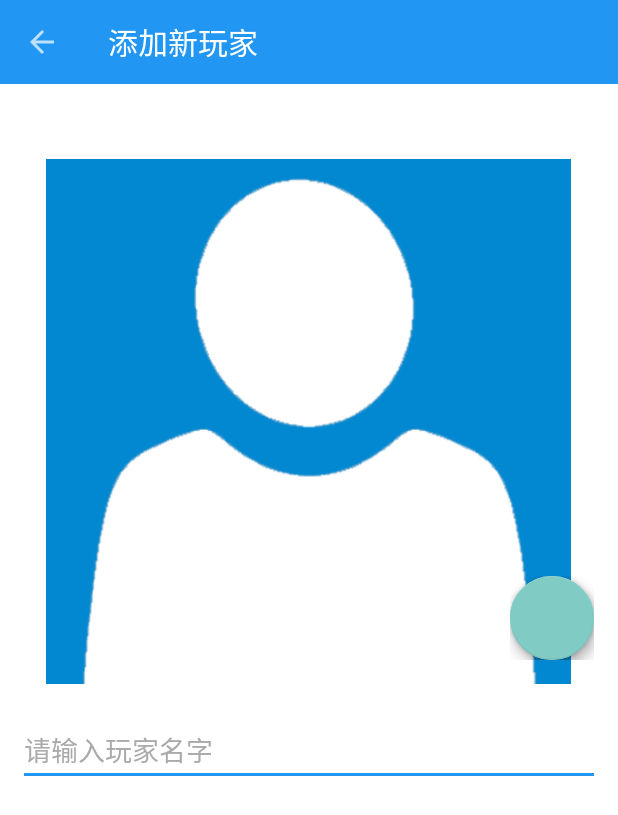
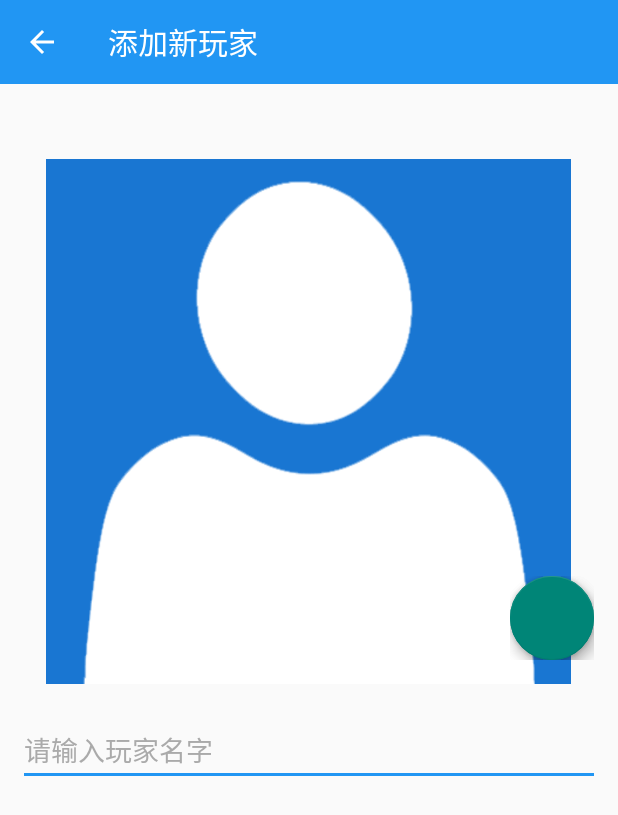
Before and after one commit to HazelChen/GameOfKillers, an Android app: the AddPlayerActivity screen opened directly, with no data from a screen before it, on a phone screen of 412 x 824 dp. Shown: the top 815 px of the screen. Run offline under Robolectric (Android 15) with nearby library versions, the phone set to English and light mode, and no system bars; libraries missing offline, so code that uses them is left out: com.umeng.analytics; plain views replace FloatingActionButton, FloatingActionsMenu; 1 statement that could not run was skipped.

Commit message:
Add back to game result button and some other adaption.

```diff
--- a/Game of Killers/src/main/res/layout/activity_add_player.xml
+++ b/Game of Killers/src/main/res/layout/activity_add_player.xml
@@ -11,7 +11,8 @@
             android:layout_width="match_parent"
             android:minHeight="?attr/actionBarSize"
             android:background="@color/theme"
-            android:title="@string/title_activity_add_player" />
+            android:title="@string/title_activity_add_player"
+            android:theme="@style/ThemeOverlay.AppCompat.Dark.ActionBar"/>
 
     <ScrollView
             android:layout_width="match_parent"
--- a/Game of Killers/src/main/res/layout/activity_back_to_judge.xml
+++ b/Game of Killers/src/main/res/layout/activity_back_to_judge.xml
@@ -11,7 +11,8 @@
             android:layout_width="match_parent"
             android:minHeight="?attr/actionBarSize"
             android:background="@color/theme"
-            android:title="@string/title_activity_back_to_judge"/>
+            android:title="@string/title_activity_back_to_judge"
+            android:theme="@style/ThemeOverlay.AppCompat.Dark.ActionBar"/>
 
     <ScrollView
             android:layout_width="match_parent"
--- a/Game of Killers/src/main/res/layout/activity_feedback.xml
+++ b/Game of Killers/src/main/res/layout/activity_feedback.xml
@@ -11,8 +11,8 @@
             android:layout_height="wrap_content"
             android:layout_width="match_parent"
             android:minHeight="?attr/actionBarSize"
-            android:background="@color/theme">
-    </android.support.v7.widget.Toolbar>
+            android:background="@color/theme"
+            android:theme="@style/ThemeOverlay.AppCompat.Dark.ActionBar" />
 
     <RelativeLayout
             android:layout_width="match_parent"
--- a/Game of Killers/src/main/res/layout/activity_game_main.xml
+++ b/Game of Killers/src/main/res/layout/activity_game_main.xml
@@ -13,7 +13,8 @@
                 android:layout_width="match_parent"
                 android:minHeight="?attr/actionBarSize"
                 android:background="@color/theme"
-                android:title="@string/title_activity_game_main"/>
+                android:title="@string/title_activity_game_main"
+                android:theme="@style/ThemeOverlay.AppCompat.Dark.ActionBar"/>
 
 
         <LinearLayout android:layout_width="match_parent"
--- a/Game of Killers/src/main/res/layout/activity_game_setting.xml
+++ b/Game of Killers/src/main/res/layout/activity_game_setting.xml
@@ -11,7 +11,8 @@
             android:layout_width="match_parent"
             android:minHeight="?attr/actionBarSize"
             android:background="@color/theme"
-            android:title="@string/title_activity_game_setting" />
+            android:title="@string/title_activity_game_setting"
+            android:theme="@style/ThemeOverlay.AppCompat.Dark.ActionBar"/>
 
     <ScrollView
             android:layout_width="match_parent"
--- a/Game of Killers/src/main/res/layout/activity_main.xml
+++ b/Game of Killers/src/main/res/layout/activity_main.xml
@@ -16,8 +16,8 @@
                 android:layout_height="wrap_content"
                 android:layout_width="match_parent"
                 android:minHeight="?attr/actionBarSize"
-                android:background="@color/theme">
-        </android.support.v7.widget.Toolbar>
+                android:background="@color/theme"
+                android:theme="@style/ThemeOverlay.AppCompat.Dark.ActionBar" />
 
 
         <FrameLayout android:layout_width="match_parent"
--- a/Game of Killers/src/main/res/layout/activity_show_identity.xml
+++ b/Game of Killers/src/main/res/layout/activity_show_identity.xml
@@ -11,7 +11,8 @@
             android:layout_width="match_parent"
             android:minHeight="?attr/actionBarSize"
             android:background="@color/theme"
-            android:title="@string/title_activity_show_identity"/>
+            android:title="@string/title_activity_show_identity"
+            android:theme="@style/ThemeOverlay.AppCompat.Dark.ActionBar"/>
 
     <ScrollView
             android:layout_width="match_parent"
--- a/Game of Killers/src/main/res/layout/activity_view_idnetity.xml
+++ b/Game of Killers/src/main/res/layout/activity_view_idnetity.xml
@@ -11,7 +11,8 @@
             android:layout_width="match_parent"
             android:minHeight="?attr/actionBarSize"
             android:background="@color/theme"
-            android:title="@string/title_activity_view_idnetity"/>
+            android:title="@string/title_activity_view_idnetity"
+            android:theme="@style/ThemeOverlay.AppCompat.Dark.ActionBar"/>
 
     <ScrollView
             android:layout_width="match_parent"
--- a/Game of Killers/src/main/res/layout/umeng_fb_input_conversation.xml
+++ b/Game of Killers/src/main/res/layout/umeng_fb_input_conversation.xml
@@ -55,7 +55,7 @@
                         android:layout_height="wrap_content"
                         android:background="@null"
                         android:gravity="center"
-                        android:src="@drawable/pic_grey"/>
+                        android:src="@drawable/umeng_fb_plus"/>
 
                 <Button
                         android:id="@+id/umeng_fb_send_btn"
--- a/Game of Killers/src/main/res/values-v21/styles.xml
+++ b/Game of Killers/src/main/res/values-v21/styles.xml
@@ -1,12 +1,11 @@
 <?xml version="1.0" encoding="utf-8"?>
 <resources>
 
-    <style name="AppTheme" parent="Theme.AppCompat.NoActionBar">
-
+    <style name="AppTheme" parent="Theme.AppCompat.Light.NoActionBar">
         <item name="android:colorPrimary">@color/theme</item>
         <item name="android:colorPrimaryDark">@color/theme600</item>
-        <item name="android:windowBackground">@android:color/white</item>
-        <item name="android:textColor">@android:color/black</item>
+        <!--item name="android:windowBackground">@android:color/white</item>
+        <item name="android:textColor">@android:color/black</item-->
     </style>
 
     <style name="MyEditTextTheme">
--- a/Game of Killers/src/main/res/values/styles.xml
+++ b/Game of Killers/src/main/res/values/styles.xml
@@ -1,15 +1,7 @@
 <resources>
 
-    <style name="AppTheme" parent="Theme.AppCompat.NoActionBar">
+    <style name="AppTheme" parent="Theme.AppCompat.Light.NoActionBar">
         <item name="colorAccent">@color/theme</item>
-        <item name="android:textColor">@android:color/black</item>
-    </style>
-
-    <style name="MyEditTextTheme">
-        <!-- Used for the bottom line when not selected / focused -->
-        <item name="colorControlNormal">@android:color/darker_gray</item>
-
-        <!-- colorControlActivated & colorControlHighlight use the colorAccent color by default -->
     </style>
 
 </resources>
```
Also changed, not shown: Game of Killers/src/main/java/nju/edu/gameofkillers/activities/GameMainActivity.java (+9 -0 lines), Game of Killers/src/main/java/nju/edu/gameofkillers/activities/MainActivity.java (+57 -6 lines), Game of Killers/src/main/res/layout/layout_game_end.xml (+11 -1 lines), Game of Killers/src/main/res/drawable/card_background.png, Game of Killers/src/main/res/drawable/defaultpic.png.
